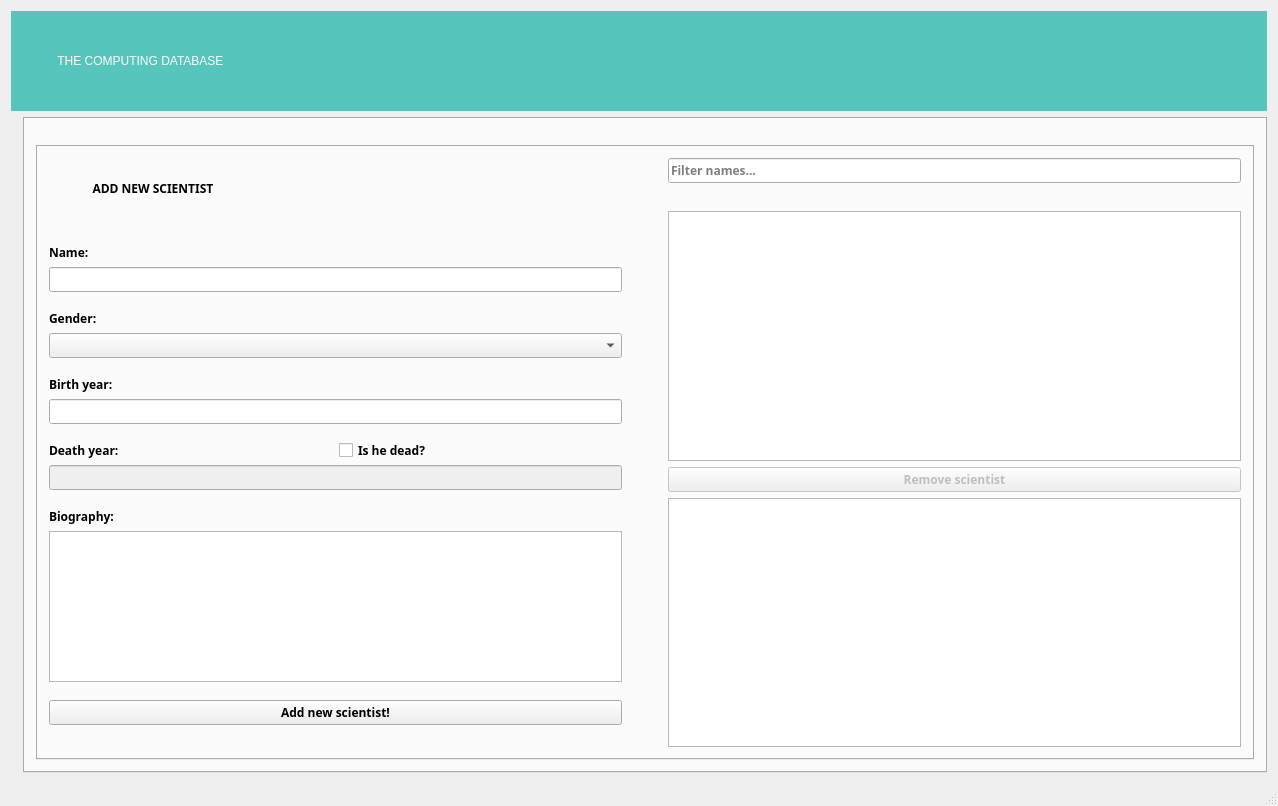
The window that mainwindow.ui (olofristen/VLN1_Skil3) describes before a commit, drawn with Qt 5.
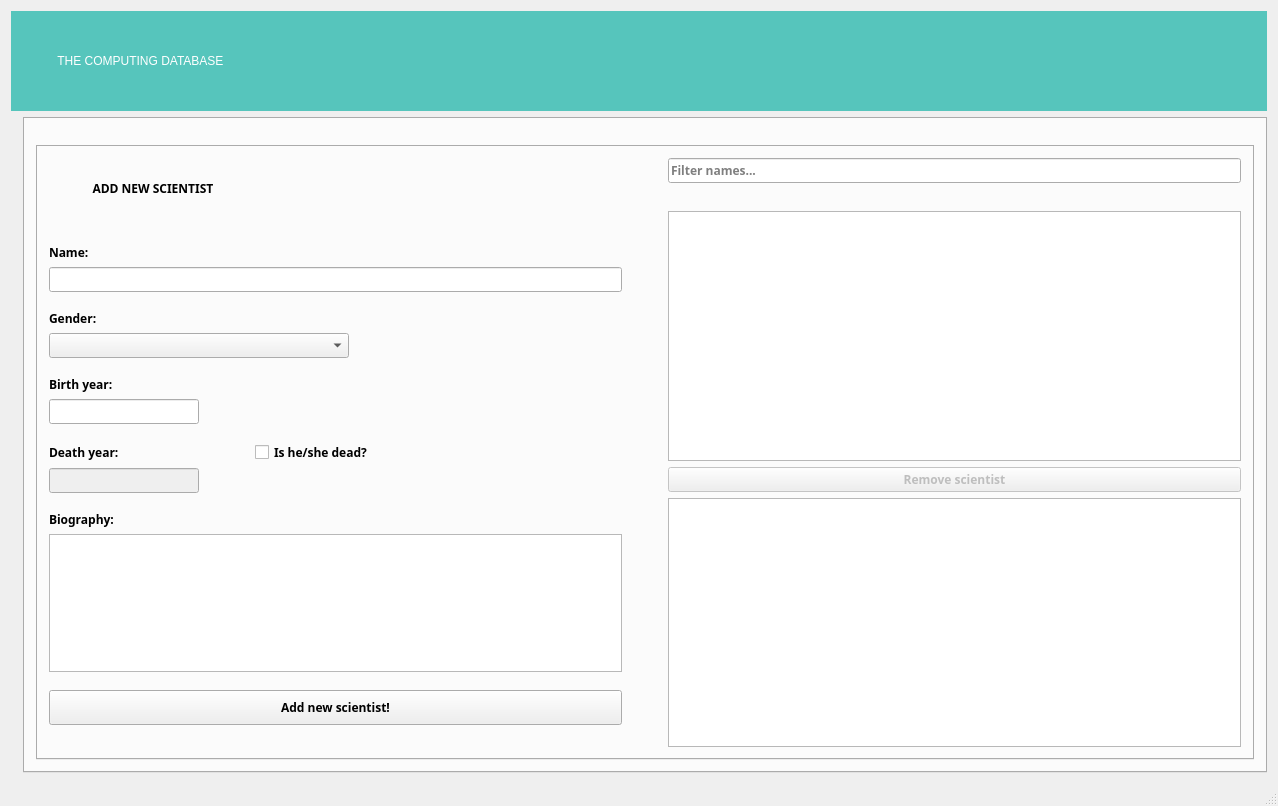
The same window after the commit. The open tabs and pages were chosen to show the change. Icons and pictures are not drawn.

Commit message: Git spamgit status Tiny changes in UI

The edit to the form file:
```diff
--- a/mainwindow.ui
+++ b/mainwindow.ui
@@ -321,7 +321,20 @@
                </widget>
               </item>
               <item>
-               <widget class="QComboBox" name="genderCombo"/>
+               <widget class="QComboBox" name="genderCombo">
+                <property name="minimumSize">
+                 <size>
+                  <width>0</width>
+                  <height>25</height>
+                 </size>
+                </property>
+                <property name="maximumSize">
+                 <size>
+                  <width>300</width>
+                  <height>30</height>
+                 </size>
+                </property>
+               </widget>
               </item>
               <item>
                <spacer name="verticalSpacer_2">
@@ -359,7 +372,20 @@
                </widget>
               </item>
               <item>
-               <widget class="QLineEdit" name="inputBY"/>
+               <widget class="QLineEdit" name="inputBY">
+                <property name="minimumSize">
+                 <size>
+                  <width>0</width>
+                  <height>25</height>
+                 </size>
+                </property>
+                <property name="maximumSize">
+                 <size>
+                  <width>150</width>
+                  <height>30</height>
+                 </size>
+                </property>
+               </widget>
               </item>
               <item>
                <spacer name="verticalSpacer_3">
@@ -384,13 +410,13 @@
                   <property name="minimumSize">
                    <size>
                     <width>0</width>
-                    <height>0</height>
+                    <height>20</height>
                    </size>
                   </property>
                   <property name="maximumSize">
                    <size>
-                    <width>16777215</width>
-                    <height>20</height>
+                    <width>200</width>
+                    <height>25</height>
                    </size>
                   </property>
                   <property name="text">
@@ -409,17 +435,17 @@
                   <property name="minimumSize">
                    <size>
                     <width>0</width>
-                    <height>0</height>
+                    <height>20</height>
                    </size>
                   </property>
                   <property name="maximumSize">
                    <size>
                     <width>16777215</width>
-                    <height>20</height>
+                    <height>25</height>
                    </size>
                   </property>
                   <property name="text">
-                   <string>Is he dead?</string>
+                   <string>Is he/she dead?</string>
                   </property>
                  </widget>
                 </item>
@@ -430,6 +456,18 @@
                 <property name="enabled">
                  <bool>false</bool>
                 </property>
+                <property name="minimumSize">
+                 <size>
+                  <width>0</width>
+                  <height>25</height>
+                 </size>
+                </property>
+                <property name="maximumSize">
+                 <size>
+                  <width>150</width>
+                  <height>25</height>
+                 </size>
+                </property>
                </widget>
               </item>
               <item>
@@ -469,10 +507,10 @@
               </item>
               <item>
                <widget class="QPlainTextEdit" name="inputBio">
-                <property name="maximumSize">
+                <property name="minimumSize">
                  <size>
-                  <width>16777215</width>
-                  <height>200</height>
+                  <width>0</width>
+                  <height>30</height>
                  </size>
                 </property>
                </widget>
@@ -495,6 +533,12 @@
               </item>
               <item>
                <widget class="QPushButton" name="buttonAddNewSci">
+                <property name="minimumSize">
+                 <size>
+                  <width>0</width>
+                  <height>35</height>
+                 </size>
+                </property>
                 <property name="text">
                  <string>Add new scientist!</string>
                 </property>
```
Left out of the diff: 74 changed lines with no effect on the pictures.
